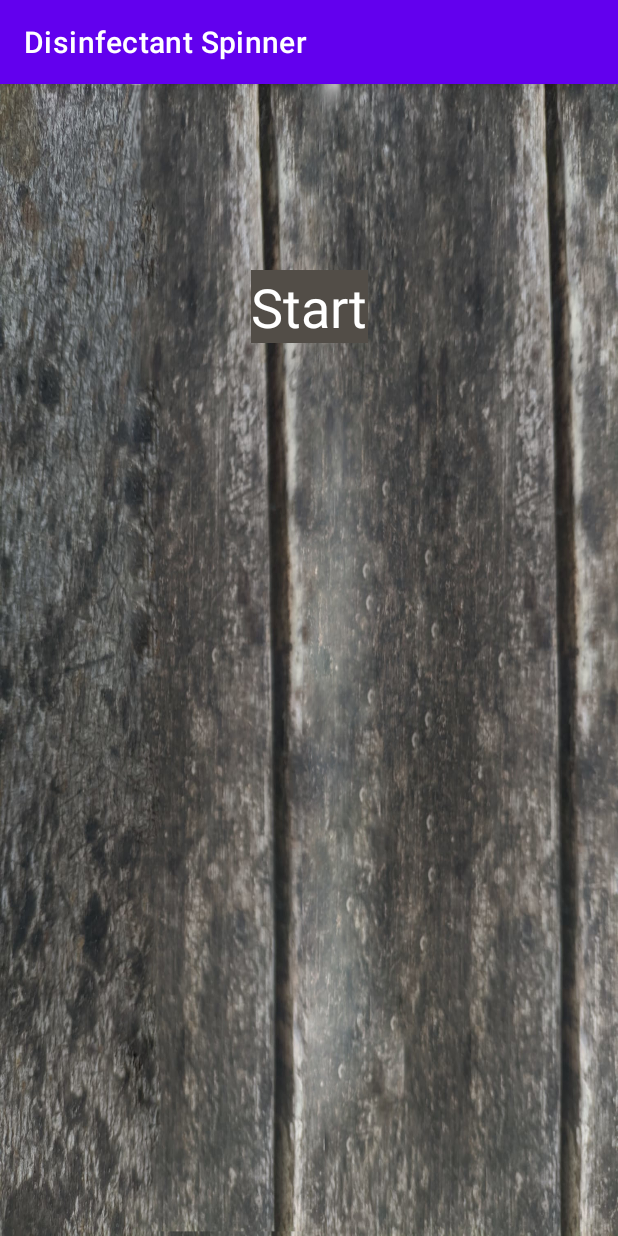
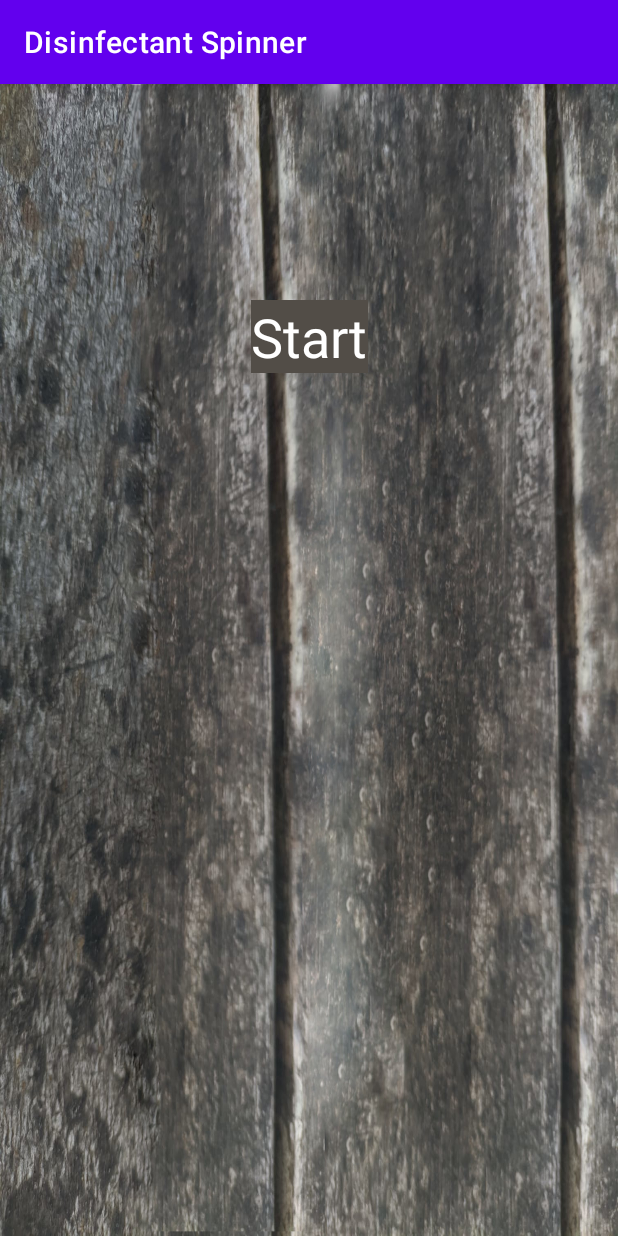
Before and after one commit to teohan-eksi/Disinfectant-Spinner, an Android app: the screen it shows after launch (MainActivity), on a phone screen of 412 x 824 dp. Run offline under Robolectric (Android 15) with nearby library versions, the phone set to English and light mode, and no system bars.

Commit message:
hardcoded string added to strings.xml

```diff
--- a/app/src/main/res/layout/activity_main.xml
+++ b/app/src/main/res/layout/activity_main.xml
@@ -14,13 +14,13 @@
         android:background="@color/textBG"
         android:clickable="true"
         android:focusable="true"
-        android:text="Start"
+        android:text="@string/start_text"
         android:textColor="@color/white"
         android:textSize="36sp"
         app:layout_constraintBottom_toBottomOf="parent"
         app:layout_constraintLeft_toLeftOf="parent"
         app:layout_constraintRight_toRightOf="parent"
         app:layout_constraintTop_toTopOf="parent"
-        app:layout_constraintVertical_bias="0.172" />
+        app:layout_constraintVertical_bias="0.20" />
 
 </androidx.constraintlayout.widget.ConstraintLayout>
--- a/app/src/main/res/values/strings.xml
+++ b/app/src/main/res/values/strings.xml
@@ -2,4 +2,5 @@
     <string name="app_name">Disinfectant Spinner</string>
     <string name="bottle_content_desc">bottle to spin</string>
     <string name="spin_text">Spin!</string>
+    <string name="start_text">Start</string>
 </resources>
```
